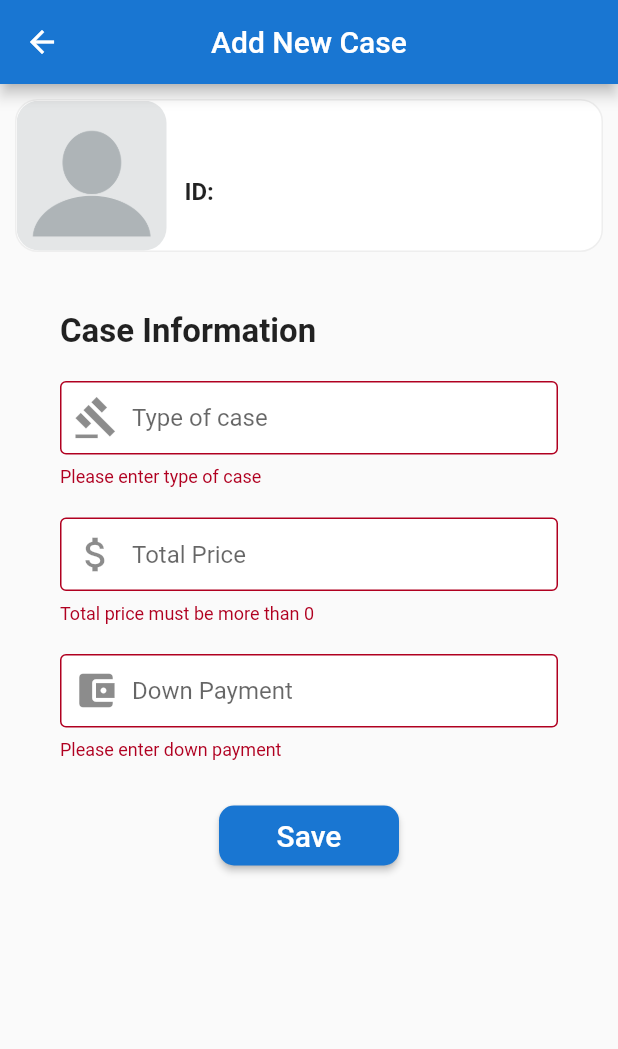
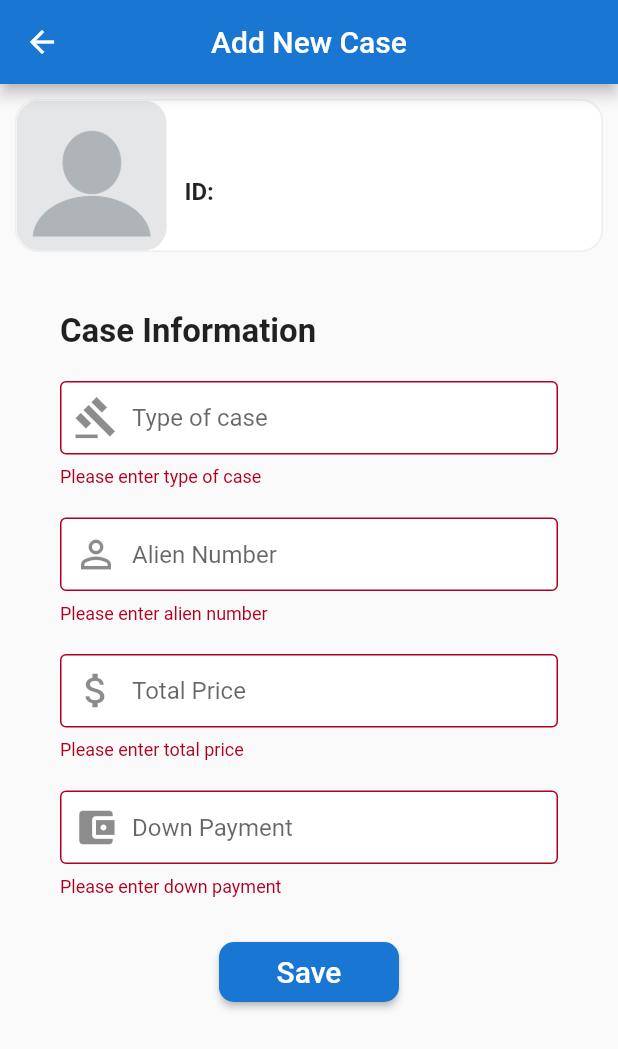
Before and after one commit to pinyada-sengate/xpress_documents, a Flutter app: the AddCustomerCaseScreen screen opened directly with empty values, after a tap on "Save", on a phone screen of 412 x 824 dp. Shown: the top 1049 px of the screen. Run offline on Flutter 3.47's test engine with Material 2 defaults, Android fonts, the light colour scheme and no system bars; our stand-ins replace cloud_firestore, firebase_core; accounts and stored records are empty.

Commit message:
add more validation and alien number field in add new case ui

```diff
--- a/lib/mixins/validation_mixin.dart
+++ b/lib/mixins/validation_mixin.dart
@@ -58,7 +58,7 @@ class ValidationMixin {
     return null;
   }
 
-  String? validateZipcode(value) {
+  String? validateZipCode(value) {
     String pattern = r'^[0-9]{5}(?:-[0-9]{4})?$';
     RegExp regExp = RegExp(pattern);
     if (value.length == 0) {
@@ -76,10 +76,37 @@ class ValidationMixin {
     return null;
   }
 
+  String? validateAlienNumber(value) {
+    String pattern = r'^(\d{7}|\d{8}|\d{9})$';
+    RegExp regExp = RegExp(pattern);
+    if (value.length == 0) {
+      return 'Please enter alien number';
+    } else if (!regExp.hasMatch(value)) {
+      return 'Please enter a valid alien number';
+    }
+    return null;
+  }
+
+  bool _isNumeric(String str) {
+    if (str == null) {
+      return false;
+    }
+    return double.tryParse(str) != null;
+  }
+
   String? validateTotalPrice(value) {
     if (value.length == 0) {
+      return 'Please enter total price';
+    }
+
+    if (!_isNumeric(value)) {
+      return 'Please enter a valid total price';
+    }
+
+    if (double.tryParse(value)! <= 0) {
       return 'Total price must be more than 0';
     }
+
     return null;
   }
 
@@ -87,6 +114,11 @@ class ValidationMixin {
     if (value.length == 0) {
       return 'Please enter down payment';
     }
+
+    if (!_isNumeric(value)) {
+      return 'Please enter a valid down payment';
+    }
+
     return null;
   }
 }
--- a/lib/screens/add_customer_case_screen.dart
+++ b/lib/screens/add_customer_case_screen.dart
@@ -23,9 +23,17 @@ class _AddCustomerCaseScreenState extends State<AddCustomerCaseScreen>
   final CollectionReference _caseCollection =
       FirebaseFirestore.instance.collection('cases');
 
+  final _textDownPayment = TextEditingController();
+
   String caseType = '';
   int price = 0;
   int paid = 0;
+
+  @override
+  void dispose() {
+    _textDownPayment.dispose();
+    super.dispose();
+  }
 
   @override
   Widget build(BuildContext context) {
@@ -56,6 +64,7 @@ class _AddCustomerCaseScreenState extends State<AddCustomerCaseScreen>
                     ),
                   ),
                   caseTypeField(),
+                  alienNumberField(),
                   totalPriceField(),
                   downPaymentField(),
                   submitButton(),
@@ -157,6 +166,34 @@ class _AddCustomerCaseScreenState extends State<AddCustomerCaseScreen>
     );
   }
 
+  Widget alienNumberField() {
+    return Padding(
+      padding: const EdgeInsets.symmetric(horizontal: 20.0, vertical: 10.0),
+      child: TextFormField(
+        keyboardType: TextInputType.name,
+        decoration: const InputDecoration(
+          contentPadding: EdgeInsets.symmetric(vertical: 15.0),
+          fillColor: Colors.white,
+          filled: true,
+          border: OutlineInputBorder(
+            borderSide: BorderSide(
+              width: 0.8,
+            ),
+          ),
+          hintText: 'Alien Number',
+          prefixIcon: Icon(
+            Icons.perm_identity,
+            size: 30.0,
+          ),
+        ),
+        validator: validateAlienNumber,
+        onSaved: (value) {
+          caseType = value!;
+        },
+      ),
+    );
+  }
+
   Widget totalPriceField() {
     return Padding(
       padding: const EdgeInsets.symmetric(horizontal: 20.0, vertical: 10.0),
@@ -189,6 +226,7 @@ class _AddCustomerCaseScreenState extends State<AddCustomerCaseScreen>
     return Padding(
       padding: const EdgeInsets.symmetric(horizontal: 20.0, vertical: 10.0),
       child: TextFormField(
+        controller: _textDownPayment,
         keyboardType: TextInputType.number,
         decoration: const InputDecoration(
           contentPadding: EdgeInsets.symmetric(vertical: 15.0),
@@ -224,6 +262,11 @@ class _AddCustomerCaseScreenState extends State<AddCustomerCaseScreen>
             onPressed: () async {
               if (formKey.currentState!.validate()) {
                 formKey.currentState!.save();
+                if (paid > price) {
+                  _textDownPayment.text = price.toString();
+                  paid = price;
+                  return;
+                }
 
                 DateTime now = DateTime.now();
 
--- a/lib/screens/add_customer_screen.dart
+++ b/lib/screens/add_customer_screen.dart
@@ -299,7 +299,7 @@ class _AddCustomerScreenState extends State<AddCustomerScreen>
             size: 30.0,
           ),
         ),
-        validator: validateZipcode,
+        validator: validateZipCode,
         onSaved: (value) {
           zipCode = value!;
         },
```
